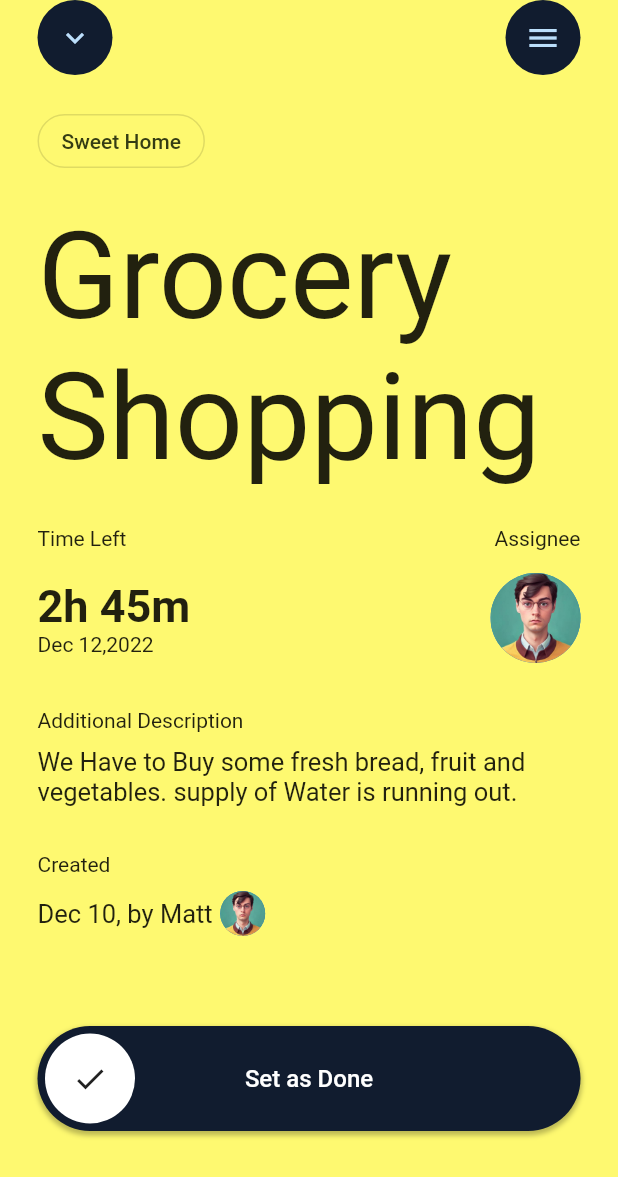
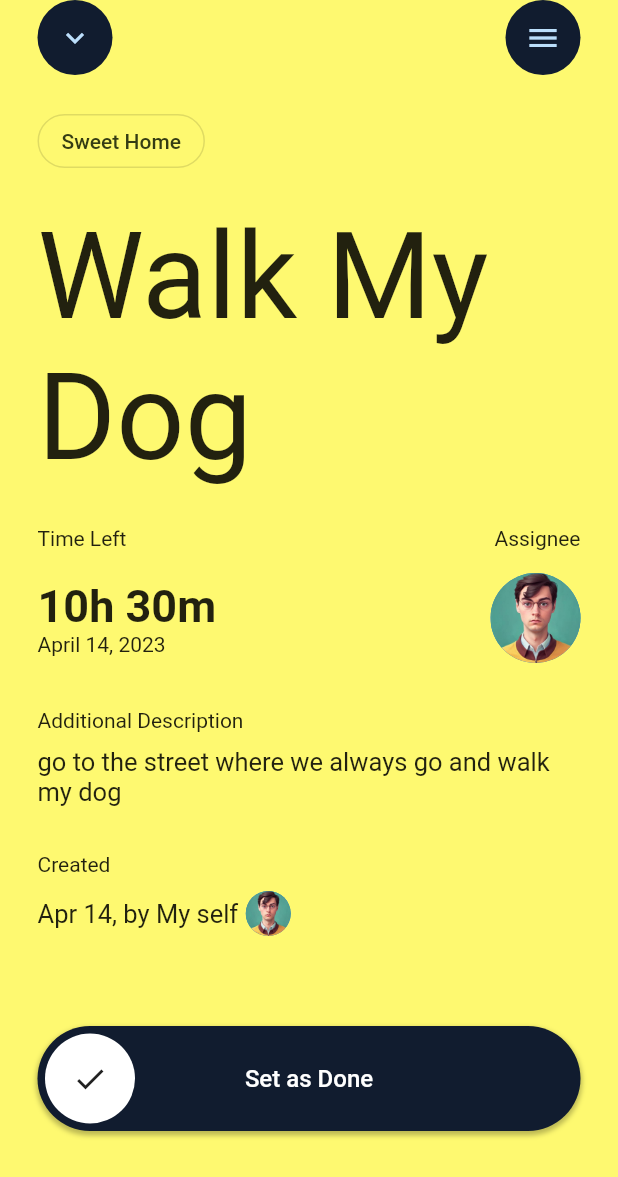
Before and after one commit to henycave/To-do, a Flutter app: the screen it shows after launch, after a tap on an icon or button, on a phone screen of 412 x 824 dp. Shown: the top 1177 px of the screen. Run offline on Flutter 3.47's test engine with Material 2 defaults, Android fonts, the phone set to English and light mode, and no system bars; drawn by our look-alikes of action_slider; our stand-ins replace contained_tab_bar_view, flutter_riverpod, google_fonts.

Commit message:
added the ability to tick done on tasks

```diff
--- a/lib/components/task_card.dart
+++ b/lib/components/task_card.dart
@@ -1,20 +1,22 @@
 import 'package:flutter/material.dart';
+import 'package:flutter_riverpod/flutter_riverpod.dart';
 import 'package:intl/intl.dart';
 import 'package:to_do_river/screens/task_detail.dart';
 import '../model/task.dart';
 
-class TaskCard extends StatelessWidget {
-  final Task task;
+class TaskCard extends ConsumerWidget {
+  final int taskIndex;
   const TaskCard({
-    required this.task,
+    required this.taskIndex,
     Key? key,
   }) : super(key: key);
 
   @override
-  Widget build(BuildContext context) {
+  Widget build(BuildContext context, WidgetRef ref) {
+    final task = ref.watch(taskListProvider)[taskIndex];
     return GestureDetector(
       onTap: (){
-        Navigator.push(context, MaterialPageRoute(builder: (context)=>TaskDetail(task: task,)));
+        Navigator.push(context, MaterialPageRoute(builder: (context)=>TaskDetail(taskIndex: taskIndex,)));
       },
       child: Card(
         shape: RoundedRectangleBorder(
@@ -39,13 +41,13 @@ class TaskCard extends StatelessWidget {
                       const SizedBox(
                         width: 8,
                       ),
-                      const CircleAvatar(
+                      CircleAvatar(
                         radius: 25,
-                        child: Icon(
+                        child: const Icon(
                           Icons.check,
                           color: Colors.white,
                         ),
-                        backgroundColor: Color(0xff172741),
+                        backgroundColor: task.isDone? Colors.teal: const Color(0xff172741),
                       ),
                     ],
                   )
@@ -53,7 +55,7 @@ class TaskCard extends StatelessWidget {
               ),
               const SizedBox(height: 20,),
               Text(task.person),
-              Text(task.title, style: const TextStyle(fontSize: 25),),
+              Text(task.title, style: TextStyle(fontSize: 25, decoration: task.isDone? TextDecoration.lineThrough:null),),
             ],
           ),
         ),
--- a/lib/model/task.dart
+++ b/lib/model/task.dart
@@ -3,9 +3,9 @@ import 'package:flutter_riverpod/flutter_riverpod.dart';
 
 final taskListProvider = StateProvider<List<Task>>((_){
   return [
-    Task(person: "My self", time: DateTime.now(), title: "Walk My Dog", color: const Color(0xff9DECFF)),
-    Task(person: "My self", time: DateTime.now(), title: "Go To Work", color: const Color(0xffFEF970)),
-    Task(person: "My self", time: DateTime.now(), title: "Read A Book", color: const Color(0xffFFFFFF)),
+    Task(person: "My self", time: DateTime.now(), title: "Walk My Dog", color: const Color(0xff9DECFF), description: "go to the street where we always go and walk my dog"),
+    Task(person: "My self", time: DateTime.now(), title: "Go To Work", color: const Color(0xffFEF970), description: "got to hustling for a living which i so passionatly"),
+    Task(person: "My self", time: DateTime.now(), title: "Read A Book", color: const Color(0xffFFFFFF), description: "read the book i started last time i think i stopped at page 67"),
   ];
 });
 
@@ -16,11 +16,13 @@ final colorIndexProvider = StateProvider<int>((_){
 
 
 class Task {
+  bool isDone;
   final String person;
   final String title;
   final DateTime time;
   final Color color;
-  Task({required this.title, required this.person, required this.time, required this.color});
+  final String description;
+  Task({required this.title, required this.person, required this.time, required this.color, required this.description, this.isDone = false});
 
 
 }
--- a/lib/screens/add_task.dart
+++ b/lib/screens/add_task.dart
@@ -18,6 +18,7 @@ class _AddTaskState extends ConsumerState<AddTask> {
   ];
   String person = "";
   String title = "";
+  String description = "";
   late DateTime pickedDate;
 
   selectDate(context) async {
@@ -51,6 +52,12 @@ class _AddTaskState extends ConsumerState<AddTask> {
             this.title = title;
           },
         ),
+        const Text("Task Description"),
+        TextField(
+          onChanged: (description) {
+            this.description = description;
+          },
+        ),
         MaterialButton(
           onPressed: (){
             Task task = Task(
@@ -58,6 +65,7 @@ class _AddTaskState extends ConsumerState<AddTask> {
               person: person,
               time: DateTime.now(),
               color: colors[index],
+              description: description,
             );
 
             List<Task> tasks = ref.read(taskListProvider);
--- a/lib/screens/home_page.dart
+++ b/lib/screens/home_page.dart
@@ -217,7 +217,7 @@ class _HomePageState extends State<HomePage> {
                                       padding: const EdgeInsets.all(0).copyWith(top: 5),
                                       itemCount: tasks.length,
                                       itemBuilder: (context, index) {
-                                        return TaskCard(task: tasks[index]);
+                                        return TaskCard(taskIndex: index);
                                       },
                                     );
                                   },
--- a/lib/screens/task_detail.dart
+++ b/lib/screens/task_detail.dart
@@ -1,19 +1,22 @@
 import 'package:flutter/material.dart';
 import 'package:action_slider/action_slider.dart';
+import 'package:flutter_riverpod/flutter_riverpod.dart';
+import 'package:intl/intl.dart';
 import '../model/task.dart';
 
-class TaskDetail extends StatefulWidget {
-  final Task task;
+class TaskDetail extends ConsumerStatefulWidget {
+  final int taskIndex;
 
-  const TaskDetail({Key? key, required this.task}) : super(key: key);
+  const TaskDetail({Key? key, required this.taskIndex}) : super(key: key);
 
   @override
-  _TaskDetailState createState() => _TaskDetailState();
+  ConsumerState<TaskDetail> createState() => _TaskDetailState();
 }
 
-class _TaskDetailState extends State<TaskDetail> {
+class _TaskDetailState extends ConsumerState<TaskDetail> {
   @override
   Widget build(BuildContext context) {
+    final Task task = ref.watch(taskListProvider)[widget.taskIndex];
     return Scaffold(
       body: Container(
         padding: const EdgeInsets.symmetric(horizontal: 25),
@@ -37,19 +40,32 @@ class _TaskDetailState extends State<TaskDetail> {
                   )
                 ],
               ),
-              const SizedBox(height: 20,),
+              const SizedBox(
+                height: 20,
+              ),
               OutlinedButton(
                 onPressed: null,
                 style: ButtonStyle(
                   shape: MaterialStateProperty.all(RoundedRectangleBorder(
-                    borderRadius: BorderRadius.circular(30.0,)
-                  )),
+                      borderRadius: BorderRadius.circular(
+                    30.0,
+                  ))),
                 ),
-                child: const Text("Sweet Home", style: TextStyle(color: Color(0xff343C13)),),
+                child: const Text(
+                  "Sweet Home",
+                  style: TextStyle(color: Color(0xff343C13)),
                 ),
-              const SizedBox(height: 20,),
-              const Text("Grocery \nShopping", style: TextStyle(fontSize: 80),),
-              const SizedBox(height: 25,),
+              ),
+              const SizedBox(
+                height: 20,
+              ),
+              Text(
+                task.title,
+                style: TextStyle(fontSize: 80, decoration: task.isDone?TextDecoration.lineThrough: null),
+              ),
+              const SizedBox(
+                height: 25,
+              ),
               Row(
                 mainAxisAlignment: MainAxisAlignment.spaceBetween,
                 children: const [
@@ -57,15 +73,21 @@ class _TaskDetailState extends State<TaskDetail> {
                   Text("Assignee"),
                 ],
               ),
-              const SizedBox(height: 15,),
+              const SizedBox(
+                height: 15,
+              ),
               Row(
                 mainAxisAlignment: MainAxisAlignment.spaceBetween,
                 children: [
                   Column(
                     crossAxisAlignment: CrossAxisAlignment.start,
-                    children: const [
-                      Text("2h 45m", style: TextStyle(fontSize: 30, fontWeight: FontWeight.w600),),
-                      Text("Dec 12,2022"),
+                    children: [
+                      Text(
+                        "${task.time.hour}h ${task.time.minute}m",
+                        style: const TextStyle(
+                            fontSize: 30, fontWeight: FontWeight.w600),
+                      ),
+                      Text(DateFormat.yMMMMd().format(task.time)),
                     ],
                   ),
                   const CircleAvatar(
@@ -74,39 +96,70 @@ class _TaskDetailState extends State<TaskDetail> {
                   ),
                 ],
               ),
-              const SizedBox(height: 30,),
+              const SizedBox(
+                height: 30,
+              ),
               const Text("Additional Description"),
-              const SizedBox(height: 10,),
-              const Text("We Have to Buy some fresh bread, fruit and vegetables."
-                  " supply of Water is running out.", style: TextStyle(fontSize: 17, fontWeight: FontWeight.w400),),
-              const SizedBox(height: 30,),
+              const SizedBox(
+                height: 10,
+              ),
+              Text(
+                task.description,
+                style:
+                    const TextStyle(fontSize: 17, fontWeight: FontWeight.w400),
+              ),
+              const SizedBox(
+                height: 30,
+              ),
               const Text("Created"),
-              const SizedBox(height: 10,),
+              const SizedBox(
+                height: 10,
+              ),
               Row(
-                children: const [
-                  Text("Dec 10, by Matt", style: TextStyle(fontWeight: FontWeight.w400, fontSize: 17),),
-                  SizedBox(width: 5,),
-                  CircleAvatar(
+                children: [
+                  Text(
+                    "${DateFormat.MMMd().format(task.time)}, by ${task.person}",
+                    style: const TextStyle(
+                        fontWeight: FontWeight.w400, fontSize: 17),
+                  ),
+                  const SizedBox(
+                    width: 5,
+                  ),
+                  const CircleAvatar(
                     backgroundImage: AssetImage("images/profile.jpeg"),
                     radius: 15.0,
                   ),
                 ],
               ),
-              const SizedBox(height: 60,),
-              Align(
+              const SizedBox(
+                height: 60,
+              ),
+              task.isDone
+                  ? Container()
+                  : Align(
                       alignment: Alignment.center,
                       child: ActionSlider.standard(
                           height: 70,
                           toggleColor: Colors.white,
                           icon: const Icon(Icons.check),
-                    child: const Text('Set as Done', style: TextStyle(color: Colors.white, fontSize: 16, fontWeight: FontWeight.w500),),
+                          child: const Text(
+                            'Set as Done',
+                            style: TextStyle(
+                                color: Colors.white,
+                                fontSize: 16,
+                                fontWeight: FontWeight.w500),
+                          ),
                           backgroundColor: const Color(0xff111C2F),
                           action: (controller) async {
                             controller.loading(); //starts loading animation
-                      await Future.delayed(const Duration(seconds: 3));
-                      controller.success(); //starts success animation
-                    }
-                ),
+                            List<Task> tasks = ref.read(taskListProvider);
+                            tasks[widget.taskIndex].isDone = true;
+                            await Future.delayed(const Duration(seconds: 2));
+                            controller.success();
+                            await Future.delayed(const Duration(seconds: 1));
+                            ref.read(taskListProvider.notifier).state = tasks.toList();
+                             //starts success animation
+                          }),
                     )
             ],
           ),
```
Lines whose indentation alone changed are shown as unchanged.
